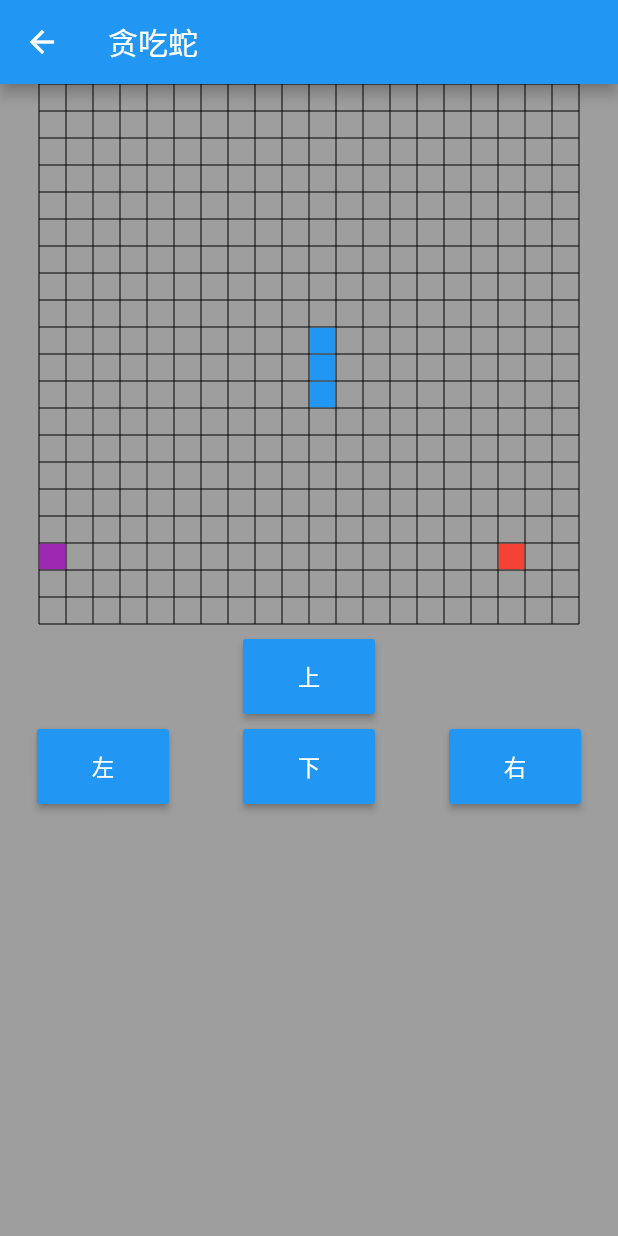
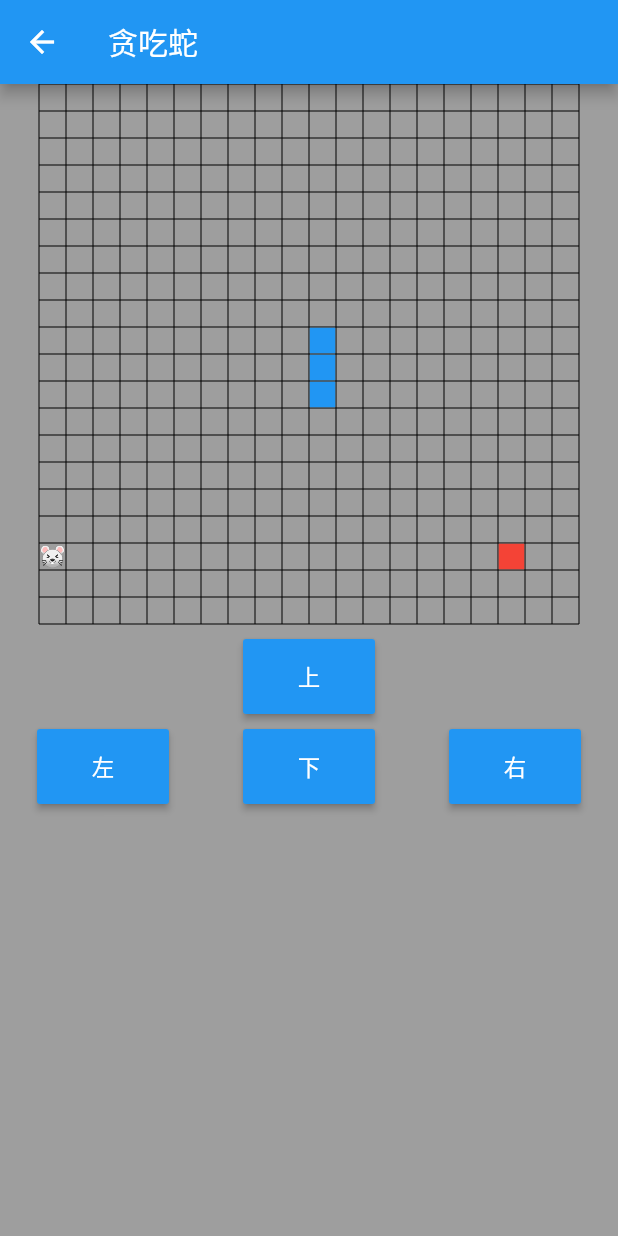
Before and after one commit to sunjinbo/codelabs, a Flutter app: the screen it shows after launch, after a tap on "贪吃蛇", on a phone screen of 412 x 824 dp. Run offline on Flutter 3.47's test engine with Material 2 defaults, Android fonts, the phone set to English and light mode, and no system bars.

Commit message:
drawing image

```diff
--- a/lib/codelabs_localizations.dart
+++ b/lib/codelabs_localizations.dart
@@ -22,7 +22,10 @@ class CodeLabsLocalizations {
       'game over': 'Game Over!',
       'replay tips': 'Would you like play again?',
       'ok': 'Ok',
-      'cancel': 'Cancel'
+      'cancel': 'Cancel',
+      'select language': 'Select language',
+      'english': 'English',
+      'chinese': 'Chinese'
     },
     'zh': {
       'snake': '贪吃蛇',
@@ -34,7 +37,10 @@ class CodeLabsLocalizations {
       'game over': '游戏结束！',
       'replay tips': '想再玩一局吗？',
       'ok': '确认',
-      'cancel': '取消'
+      'cancel': '取消',
+      'select language': '请选择语言',
+      'english': '英文',
+      'chinese': '中文'
     }
   };
 
@@ -87,4 +93,19 @@ class CodeLabsLocalizations {
     Map<String, String> map = _localizedValues[locale.languageCode]!;
     return map['cancel'];
   }
+
+  get selectLanguage {
+    Map<String, String> map = _localizedValues[locale.languageCode]!;
+    return map['select language'];
+  }
+
+  get english {
+    Map<String, String> map = _localizedValues[locale.languageCode]!;
+    return map['english'];
+  }
+
+  get chinese {
+    Map<String, String> map = _localizedValues[locale.languageCode]!;
+    return map['chinese'];
+  }
 }
--- a/lib/snake_painter.dart
+++ b/lib/snake_painter.dart
@@ -1,7 +1,11 @@
+import 'dart:async';
 import 'dart:math';
+import 'dart:typed_data';
+import 'dart:ui' as ui;
 
 import 'package:codelabs/snake_game.dart';
 import 'package:flutter/material.dart';
+import 'package:flutter/services.dart';
 
 import 'block.dart';
 import 'food.dart';
@@ -12,11 +16,23 @@ class SnakePainter extends CustomPainter {
   SnakeGame _snakeGame;
   Paint _paint = Paint();
 
+  bool _isResourceInit = false;
+  late ui.Image _foodImage;
+  late ui.Image _snakeHeadImage;
+  late ui.Image _snakeBodyImage;
+
   SnakePainter(SnakeGame game) : _snakeGame = game, super(repaint: game.ticker);
 
   @override
-  void paint(Canvas canvas, Size size) {
+  void paint(Canvas canvas, Size size) async {
     Log.d("paint()");
+
+    if (!_isResourceInit) {
+      _isResourceInit = true;
+      _foodImage = await getImage('assets/mouse.png');
+      _snakeHeadImage = await getImage('assets/snake_head.png');
+      _snakeBodyImage = await getImage('assets/snake_body.png');
+    }
 
     // draw background
     _paint.color = Colors.grey;
@@ -53,7 +69,9 @@ class SnakePainter extends CustomPainter {
     _paint.color = Colors.purple;
     for (Food food in _snakeGame.foods) {
       var center = new Offset((food.x + 0.5) * blockSize + horizontalPadding, (food.y + 0.5) * blockSize + verticalPadding);
-      canvas.drawRect(Rect.fromCenter(center : center, width: blockSize - 1, height: blockSize - 1), _paint);
+      var src = Rect.fromLTWH(0, 0, _foodImage.width.toDouble(), _foodImage.height.toDouble());
+      var dst = Rect.fromCenter(center : center, width: blockSize - 1, height: blockSize - 1);
+      canvas.drawImageRect(_foodImage, src, dst, _paint);
     }
 
     // draw barriers
@@ -68,4 +86,11 @@ class SnakePainter extends CustomPainter {
   bool shouldRepaint(covariant SnakePainter oldDelegate) {
     return true;
   }
+
+  Future<ui.Image> getImage(String asset) async {
+    ByteData data = await rootBundle.load(asset);
+    ui.Codec codec = await ui.instantiateImageCodec(data.buffer.asUint8List());
+    ui.FrameInfo fi = await codec.getNextFrame();
+    return fi.image;
+  }
 }
```
Also changed, not shown: lib/main.dart (+40 -1 lines), pubspec.yaml (+4 -3 lines), assets/mouse.png (added), assets/snake_body.png (added), assets/snake_head.png (added).
